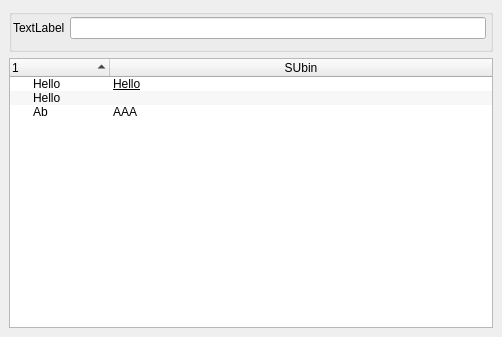
The window that startup/temp/untitled.ui (subing85/package) describes before a commit, drawn with Qt 5.
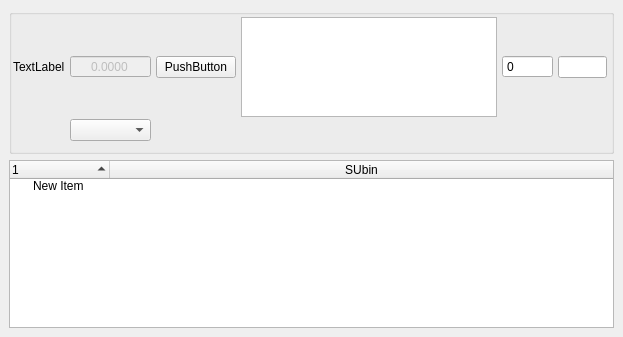
The same window after the commit.

```diff
--- a/startup/temp/untitled.ui
+++ b/startup/temp/untitled.ui
@@ -6,7 +6,7 @@
    <rect>
     <x>0</x>
     <y>0</y>
-    <width>502</width>
+    <width>623</width>
     <height>337</height>
    </rect>
   </property>
@@ -39,6 +39,19 @@
        <property name="verticalSpacing">
         <number>2</number>
        </property>
+       <item row="0" column="4">
+        <widget class="QSpinBox" name="spinBox">
+         <property name="readOnly">
+          <bool>true</bool>
+         </property>
+         <property name="buttonSymbols">
+          <enum>QAbstractSpinBox::NoButtons</enum>
+         </property>
+         <property name="maximum">
+          <number>999999999</number>
+         </property>
+        </widget>
+       </item>
        <item row="0" column="0">
         <widget class="QLabel" name="label">
          <property name="text">
@@ -46,8 +59,60 @@
          </property>
         </widget>
        </item>
+       <item row="0" column="5">
+        <widget class="QLineEdit" name="lineEdit">
+         <property name="alignment">
+          <set>Qt::AlignCenter</set>
+         </property>
+        </widget>
+       </item>
+       <item row="0" column="3">
+        <widget class="QTextEdit" name="textEdit">
+         <property name="sizePolicy">
+          <sizepolicy hsizetype="Minimum" vsizetype="Fixed">
+           <horstretch>0</horstretch>
+           <verstretch>0</verstretch>
+          </sizepolicy>
+         </property>
+         <property name="maximumSize">
+          <size>
+           <width>16777215</width>
+           <height>100</height>
+          </size>
+         </property>
+        </widget>
+       </item>
        <item row="0" column="1">
-        <widget class="QLineEdit" name="lineEdit"/>
+        <widget class="QDoubleSpinBox" name="doubleSpinBox">
+         <property name="enabled">
+          <bool>false</bool>
+         </property>
+         <property name="alignment">
+          <set>Qt::AlignCenter</set>
+         </property>
+         <property name="readOnly">
+          <bool>true</bool>
+         </property>
+         <property name="buttonSymbols">
+          <enum>QAbstractSpinBox::NoButtons</enum>
+         </property>
+         <property name="decimals">
+          <number>4</number>
+         </property>
+         <property name="maximum">
+          <double>999999999.000000000000000</double>
+         </property>
+        </widget>
+       </item>
+       <item row="0" column="2">
+        <widget class="QPushButton" name="pushButton">
+         <property name="text">
+          <string>PushButton</string>
+         </property>
+        </widget>
+       </item>
+       <item row="1" column="1">
+        <widget class="QComboBox" name="comboBox"/>
        </item>
       </layout>
      </widget>
@@ -75,55 +140,10 @@
       </column>
       <item>
        <property name="text">
-        <string>Hello</string>
+        <string>New Item</string>
        </property>
-       <property name="text">
-        <string>Hello</string>
-       </property>
-       <property name="font">
-        <font>
-         <underline>true</underline>
-        </font>
-       </property>
-       <property name="textAlignment">
-        <set>AlignHCenter|AlignVCenter|AlignCenter</set>
-       </property>
-       <property name="background">
-        <brush brushstyle="NoBrush">
-         <color alpha="255">
-          <red>255</red>
-          <green>170</green>
-          <blue>127</blue>
-         </color>
-        </brush>
-       </property>
-       <property name="foreground">
-        <brush brushstyle="NoBrush">
-         <color alpha="255">
-          <red>0</red>
-          <green>0</green>
-          <blue>255</blue>
-         </color>
-        </brush>
-       </property>
-      </item>
-      <item>
-       <property name="text">
-        <string>Hello</string>
-       </property>
-      </item>
-      <item>
-       <property name="text">
-        <string>Ab</string>
-       </property>
-       <property name="textAlignment">
-        <set>AlignHCenter|AlignVCenter|AlignCenter</set>
-       </property>
-       <property name="text">
-        <string>AAA</string>
-       </property>
-       <property name="textAlignment">
-        <set>AlignHCenter|AlignVCenter|AlignCenter</set>
+       <property name="toolTip">
+        <string>Subun</string>
        </property>
       </item>
      </widget>
```
